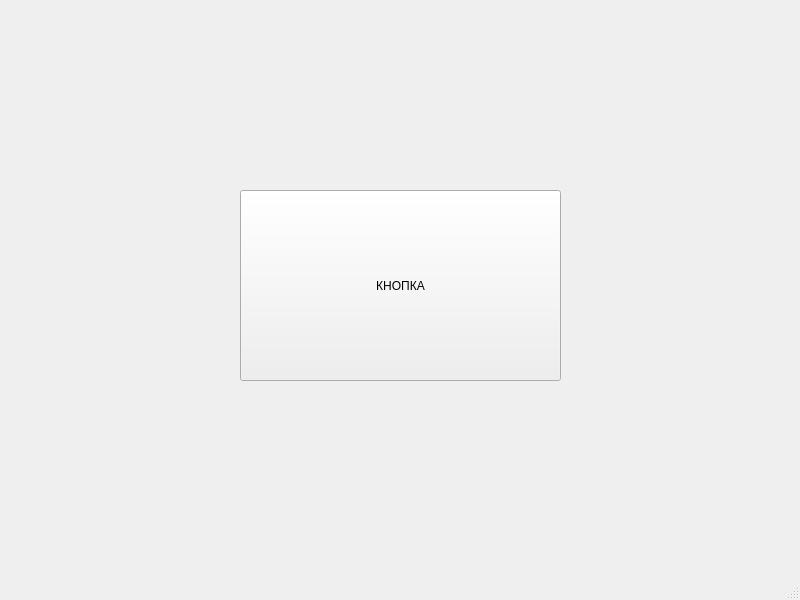
Above: UI.ui from Chock00/New before the change. Below: the same form after it.
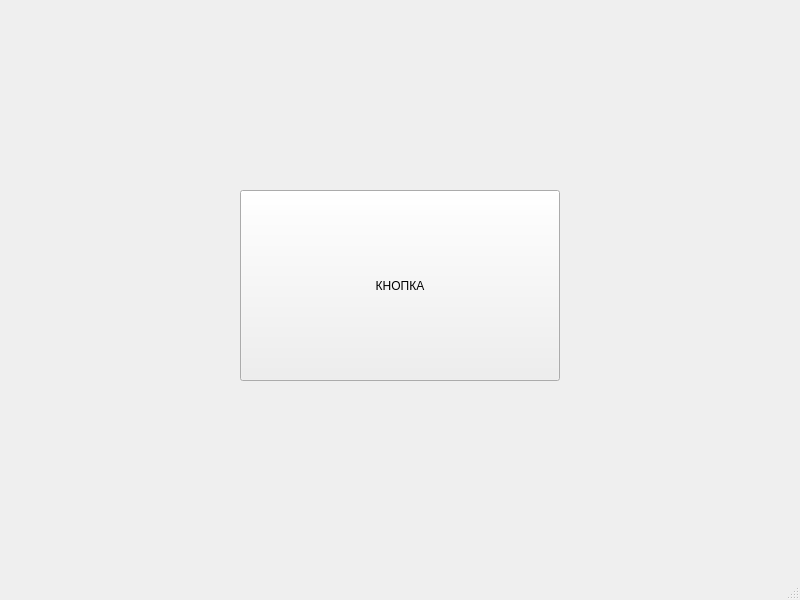
That is the form after the change.

```diff
--- a/UI.ui
+++ b/UI.ui
@@ -19,7 +19,7 @@
      <rect>
       <x>240</x>
       <y>190</y>
-      <width>321</width>
+      <width>320</width>
       <height>191</height>
      </rect>
     </property>
```
